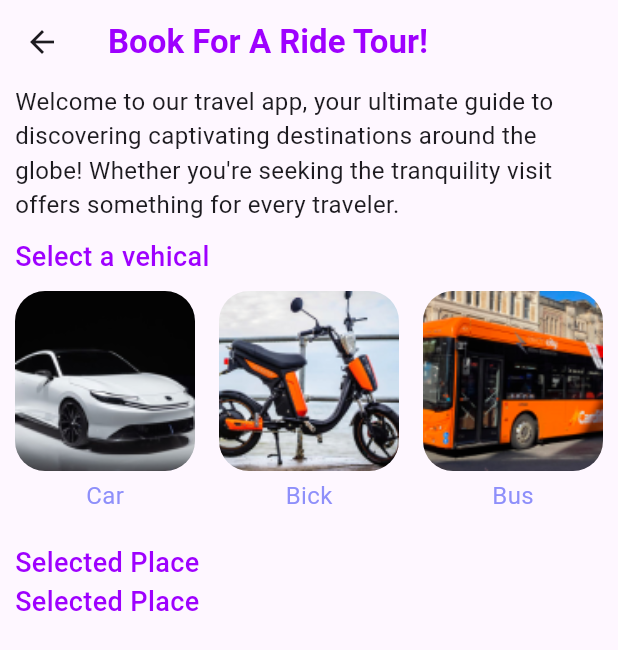
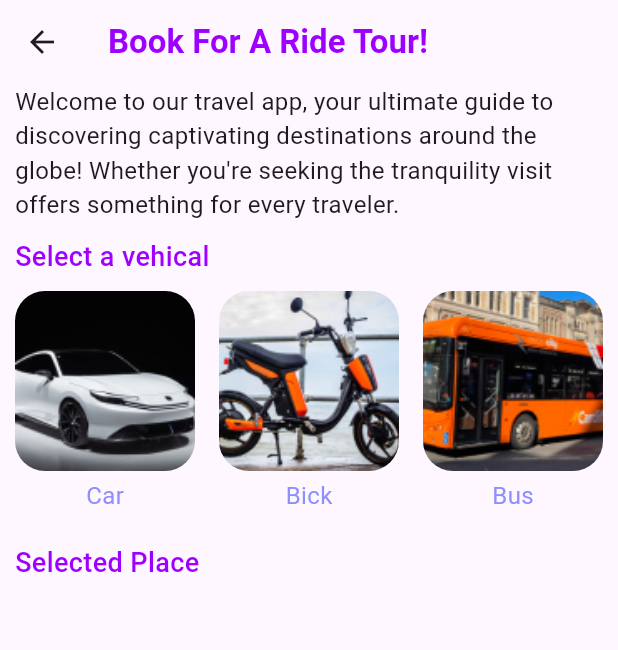
Before and after one commit to WmIsuru2001/Awesome-Places, a Flutter app: the BookRidePage screen opened directly, on a phone screen of 412 x 824 dp. Shown: the top 650 px of the screen. Run offline on Flutter 3.47's test engine with Material 3 defaults, Android fonts, the phone set to English and light mode, and no system bars.

Commit message:
Update book_ride_page.dart

```diff
--- a/lib/pages/book_ride_page.dart
+++ b/lib/pages/book_ride_page.dart
@@ -71,13 +71,6 @@ class BookRidePage extends StatelessWidget {
                     fontWeight: FontWeight.w500,
                     color: mainColor),
               ),
-              Text(
-                "Selected Place",
-                style: TextStyle(
-                    fontSize: 18,
-                    fontWeight: FontWeight.w500,
-                    color: mainColor),
-              ),
             ],
           ),
         ),
```
